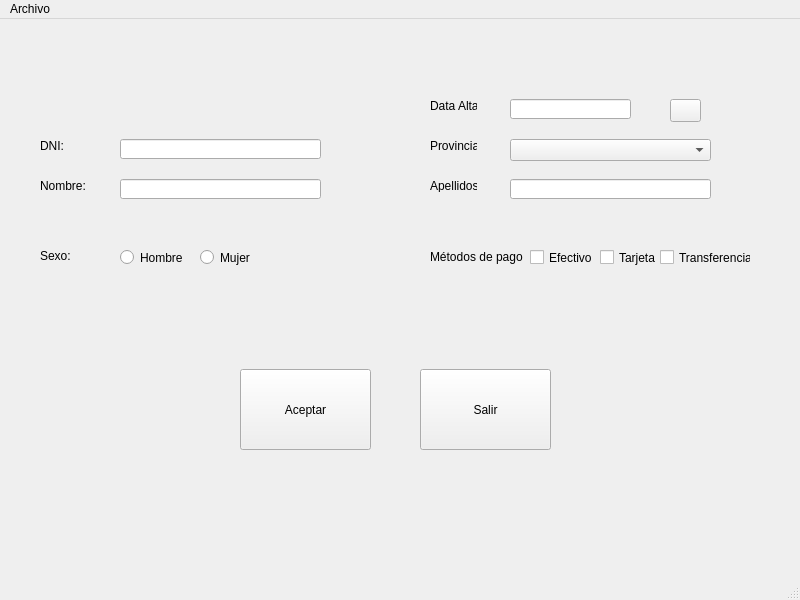
This is templates/window.ui in antonTeis2025/DesarrolloDeInterfacesTema1 as Qt 5 draws it before an edit. The edited form follows.
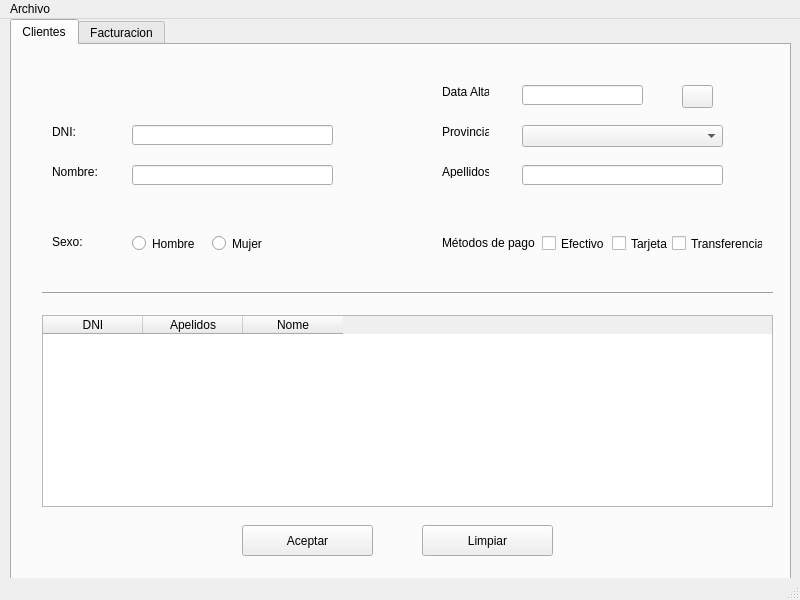
This is the edited form. Icons and pictures are not drawn.

Diff of the .ui file:
```diff
--- a/templates/window.ui
+++ b/templates/window.ui
@@ -14,119 +14,40 @@
    <string>MainWindow</string>
   </property>
   <widget class="QWidget" name="centralwidget">
-   <widget class="QPushButton" name="botAceptar">
+   <widget class="QTabWidget" name="tabWidget">
     <property name="geometry">
      <rect>
-      <x>240</x>
-      <y>350</y>
-      <width>131</width>
-      <height>81</height>
+      <x>10</x>
+      <y>0</y>
+      <width>781</width>
+      <height>571</height>
      </rect>
     </property>
-    <property name="text">
-     <string>Aceptar</string>
+    <property name="currentIndex">
+     <number>0</number>
     </property>
-   </widget>
-   <widget class="QPushButton" name="botSalir">
+    <widget class="QWidget" name="tab_clientes">
+     <attribute name="title">
+      <string>Clientes</string>
+     </attribute>
+     <widget class="QRadioButton" name="rbtMujer">
     <property name="geometry">
      <rect>
-      <x>420</x>
-      <y>350</y>
-      <width>131</width>
-      <height>81</height>
+        <x>200</x>
+        <y>190</y>
+        <width>82</width>
+        <height>17</height>
      </rect>
     </property>
     <property name="text">
-     <string>Salir</string>
-    </property>
-   </widget>
-   <widget class="QLabel" name="label">
-    <property name="geometry">
-     <rect>
-      <x>40</x>
-      <y>120</y>
-      <width>47</width>
-      <height>13</height>
-     </rect>
-    </property>
-    <property name="text">
-     <string>DNI:</string>
-    </property>
-   </widget>
-   <widget class="QLabel" name="label_2">
-    <property name="geometry">
-     <rect>
-      <x>40</x>
-      <y>160</y>
-      <width>47</width>
-      <height>13</height>
-     </rect>
-    </property>
-    <property name="text">
-     <string>Nombre:</string>
-    </property>
-   </widget>
-   <widget class="QLabel" name="label_3">
-    <property name="geometry">
-     <rect>
-      <x>430</x>
-      <y>160</y>
-      <width>47</width>
-      <height>13</height>
-     </rect>
-    </property>
-    <property name="text">
-     <string>Apellidos:</string>
-    </property>
-   </widget>
-   <widget class="QLineEdit" name="txtDniCli">
-    <property name="geometry">
-     <rect>
-      <x>120</x>
-      <y>120</y>
-      <width>201</width>
-      <height>20</height>
-     </rect>
-    </property>
-   </widget>
-   <widget class="QLineEdit" name="txtNombreCli">
-    <property name="geometry">
-     <rect>
-      <x>120</x>
-      <y>160</y>
-      <width>201</width>
-      <height>20</height>
-     </rect>
-    </property>
-   </widget>
-   <widget class="QLineEdit" name="txtApelidosCli">
-    <property name="geometry">
-     <rect>
-      <x>510</x>
-      <y>160</y>
-      <width>201</width>
-      <height>20</height>
-     </rect>
-    </property>
-   </widget>
-   <widget class="QLabel" name="label_4">
-    <property name="geometry">
-     <rect>
-      <x>40</x>
-      <y>230</y>
-      <width>47</width>
-      <height>13</height>
-     </rect>
-    </property>
-    <property name="text">
-     <string>Sexo:</string>
+       <string>Mujer</string>
     </property>
    </widget>
    <widget class="QLabel" name="label_5">
     <property name="geometry">
      <rect>
       <x>430</x>
-      <y>230</y>
+        <y>190</y>
       <width>111</width>
       <height>16</height>
      </rect>
@@ -135,11 +56,83 @@
      <string>Métodos de pago</string>
     </property>
    </widget>
+     <widget class="QPushButton" name="botCalendar">
+      <property name="geometry">
+       <rect>
+        <x>670</x>
+        <y>40</y>
+        <width>31</width>
+        <height>23</height>
+       </rect>
+      </property>
+      <property name="text">
+       <string/>
+      </property>
+      <property name="icon">
+       <iconset>
+        <normaloff>../../../Downloads/11181256.png</normaloff>../../../Downloads/11181256.png</iconset>
+      </property>
+     </widget>
+     <widget class="QLineEdit" name="txtDniCli">
+      <property name="geometry">
+       <rect>
+        <x>120</x>
+        <y>80</y>
+        <width>201</width>
+        <height>20</height>
+       </rect>
+      </property>
+     </widget>
+     <widget class="QTableWidget" name="tablaClientes">
+      <property name="geometry">
+       <rect>
+        <x>30</x>
+        <y>270</y>
+        <width>731</width>
+        <height>192</height>
+       </rect>
+      </property>
+      <column>
+       <property name="text">
+        <string>DNI</string>
+       </property>
+      </column>
+      <column>
+       <property name="text">
+        <string>Apelidos</string>
+       </property>
+      </column>
+      <column>
+       <property name="text">
+        <string>Nome</string>
+       </property>
+      </column>
+     </widget>
+     <widget class="QLineEdit" name="txtNombreCli">
+      <property name="geometry">
+       <rect>
+        <x>120</x>
+        <y>120</y>
+        <width>201</width>
+        <height>20</height>
+       </rect>
+      </property>
+     </widget>
+     <widget class="QLineEdit" name="txtFecha">
+      <property name="geometry">
+       <rect>
+        <x>510</x>
+        <y>40</y>
+        <width>121</width>
+        <height>20</height>
+       </rect>
+      </property>
+     </widget>
    <widget class="QRadioButton" name="rbtHombre">
     <property name="geometry">
      <rect>
       <x>120</x>
-      <y>230</y>
+        <y>190</y>
       <width>82</width>
       <height>17</height>
      </rect>
@@ -147,44 +140,25 @@
     <property name="text">
      <string>Hombre</string>
     </property>
-    <attribute name="buttonGroup">
-     <string notr="true">rbtSexo</string>
-    </attribute>
-   </widget>
-   <widget class="QRadioButton" name="rbtMujer">
+     </widget>
+     <widget class="QLabel" name="label_3">
     <property name="geometry">
      <rect>
-      <x>200</x>
-      <y>230</y>
-      <width>82</width>
-      <height>17</height>
+        <x>430</x>
+        <y>120</y>
+        <width>47</width>
+        <height>13</height>
      </rect>
     </property>
     <property name="text">
-     <string>Mujer</string>
-    </property>
-    <attribute name="buttonGroup">
-     <string notr="true">rbtSexo</string>
-    </attribute>
-   </widget>
-   <widget class="QCheckBox" name="cbEfectivo">
-    <property name="geometry">
-     <rect>
-      <x>530</x>
-      <y>230</y>
-      <width>70</width>
-      <height>17</height>
-     </rect>
-    </property>
-    <property name="text">
-     <string>Efectivo</string>
+       <string>Apellidos:</string>
     </property>
    </widget>
    <widget class="QCheckBox" name="cbTarjeta">
     <property name="geometry">
      <rect>
       <x>600</x>
-      <y>230</y>
+        <y>190</y>
       <width>70</width>
       <height>17</height>
      </rect>
@@ -197,7 +171,7 @@
     <property name="geometry">
      <rect>
       <x>660</x>
-      <y>230</y>
+        <y>190</y>
       <width>91</width>
       <height>17</height>
      </rect>
@@ -210,17 +184,30 @@
     <property name="geometry">
      <rect>
       <x>510</x>
-      <y>120</y>
+        <y>80</y>
       <width>201</width>
       <height>22</height>
      </rect>
     </property>
    </widget>
+     <widget class="QLabel" name="label_4">
+      <property name="geometry">
+       <rect>
+        <x>40</x>
+        <y>190</y>
+        <width>47</width>
+        <height>13</height>
+       </rect>
+      </property>
+      <property name="text">
+       <string>Sexo:</string>
+      </property>
+     </widget>
    <widget class="QLabel" name="label_6">
     <property name="geometry">
      <rect>
       <x>430</x>
-      <y>120</y>
+        <y>80</y>
       <width>47</width>
       <height>13</height>
      </rect>
@@ -229,11 +216,60 @@
      <string>Provincia:</string>
     </property>
    </widget>
+     <widget class="QLabel" name="label">
+      <property name="geometry">
+       <rect>
+        <x>40</x>
+        <y>80</y>
+        <width>47</width>
+        <height>13</height>
+       </rect>
+      </property>
+      <property name="text">
+       <string>DNI:</string>
+      </property>
+     </widget>
+     <widget class="Line" name="line">
+      <property name="geometry">
+       <rect>
+        <x>30</x>
+        <y>240</y>
+        <width>731</width>
+        <height>16</height>
+       </rect>
+      </property>
+      <property name="orientation">
+       <enum>Qt::Horizontal</enum>
+      </property>
+     </widget>
+     <widget class="QPushButton" name="botAceptar">
+      <property name="geometry">
+       <rect>
+        <x>230</x>
+        <y>480</y>
+        <width>131</width>
+        <height>31</height>
+       </rect>
+      </property>
+      <property name="text">
+       <string>Aceptar</string>
+      </property>
+     </widget>
+     <widget class="QLineEdit" name="txtApelidosCli">
+      <property name="geometry">
+       <rect>
+        <x>510</x>
+        <y>120</y>
+        <width>201</width>
+        <height>20</height>
+       </rect>
+      </property>
+     </widget>
    <widget class="QLabel" name="label_7">
     <property name="geometry">
      <rect>
       <x>430</x>
-      <y>80</y>
+        <y>40</y>
       <width>47</width>
       <height>13</height>
      </rect>
@@ -242,32 +278,51 @@
      <string>Data Alta</string>
     </property>
    </widget>
-   <widget class="QLineEdit" name="txtFecha">
+     <widget class="QPushButton" name="botSalir">
     <property name="geometry">
      <rect>
-      <x>510</x>
-      <y>80</y>
-      <width>121</width>
-      <height>20</height>
-     </rect>
-    </property>
-   </widget>
-   <widget class="QPushButton" name="botCalendar">
+        <x>410</x>
+        <y>480</y>
+        <width>131</width>
+        <height>31</height>
+       </rect>
+      </property>
+      <property name="text">
+       <string>Limpiar</string>
+      </property>
+     </widget>
+     <widget class="QLabel" name="label_2">
     <property name="geometry">
      <rect>
-      <x>670</x>
-      <y>80</y>
-      <width>31</width>
-      <height>23</height>
+        <x>40</x>
+        <y>120</y>
+        <width>47</width>
+        <height>13</height>
      </rect>
     </property>
     <property name="text">
-     <string/>
-    </property>
-    <property name="icon">
-     <iconset>
-      <normaloff>../../../Downloads/11181256.png</normaloff>../../../Downloads/11181256.png</iconset>
-    </property>
+       <string>Nombre:</string>
+      </property>
+     </widget>
+     <widget class="QCheckBox" name="cbEfectivo">
+      <property name="geometry">
+       <rect>
+        <x>530</x>
+        <y>190</y>
+        <width>70</width>
+        <height>17</height>
+       </rect>
+      </property>
+      <property name="text">
+       <string>Efectivo</string>
+      </property>
+     </widget>
+    </widget>
+    <widget class="QWidget" name="tab_facturacion">
+     <attribute name="title">
+      <string>Facturacion</string>
+     </attribute>
+    </widget>
    </widget>
   </widget>
   <widget class="QMenuBar" name="menubar">
```
Lines whose indentation alone changed are shown as unchanged.
